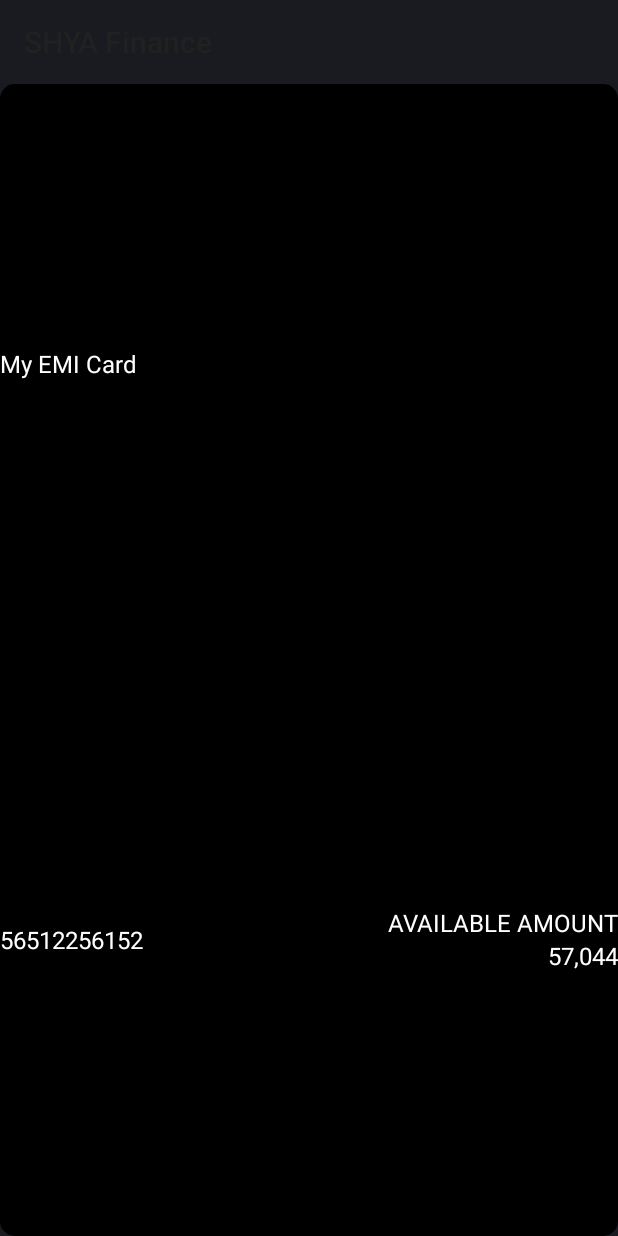
After one commit to Iwishtechnologies/ShyaFinance, an Android app: the layout row_silder.xml on its own in the app's theme, with its tools: preview values and no code run, on a phone screen of 412 x 824 dp. The commit adds this screen. Run offline under Robolectric (Android 15) with nearby library versions, the phone set to English and light mode, and no system bars; Roboto replaces fonts that are not available here.

Commit message:
start new projext

```diff
--- a/app/build.gradle
+++ b/app/build.gradle
@@ -25,10 +25,12 @@ android {
 dependencies {
     implementation fileTree(dir: "libs", include: ["*.jar"])
     implementation 'androidx.appcompat:appcompat:1.1.0'
-    implementation 'com.android.support:design:27.0.0'
+    implementation 'com.android.support:design:29.0.0'
     implementation 'androidx.constraintlayout:constraintlayout:1.1.3'
     testImplementation 'junit:junit:4.12'
     androidTestImplementation 'androidx.test.ext:junit:1.1.1'
     androidTestImplementation 'androidx.test.espresso:espresso-core:3.2.0'
 
+    implementation "com.squareup.okhttp3:okhttp:4.8.1"
+
 }
--- a/app/src/main/java/tech/iwish/shyafinance/config/Config.java
+++ b/app/src/main/java/tech/iwish/shyafinance/config/Config.java
@@ -2,10 +2,11 @@ package tech.iwish.shyafinance.config;
 
 public  class Config {
 
-    public static String url = "http://173.212.229.143:8087/";
+    public static String url = "http://173.212.229.143:8087/api/";
 
 
 
     public static String login = "loginuser";
+    public static String ACCOUNT_DETAILS = "account_details";
 
 }
--- /dev/null
+++ b/app/src/main/res/drawable/silder_card_design.xml
@@ -0,0 +1,7 @@
+<?xml version="1.0" encoding="utf-8"?>
+<shape xmlns:android="http://schemas.android.com/apk/res/android">
+
+    <solid android:color="@color/black"/>
+    <corners android:radius="@dimen/_10sdp"/>
+
+</shape>
--- /dev/null
+++ b/app/src/main/res/layout/row_silder.xml
@@ -0,0 +1,82 @@
+<?xml version="1.0" encoding="utf-8"?>
+<LinearLayout xmlns:android="http://schemas.android.com/apk/res/android"
+    android:layout_width="match_parent"
+    android:layout_height="match_parent"
+    android:background="@drawable/silder_card_design"
+    android:orientation="vertical"
+    android:weightSum="2">
+
+
+    <LinearLayout
+        android:layout_width="match_parent"
+        android:layout_height="wrap_content"
+        android:orientation="horizontal"
+        android:weightSum="2"
+        android:layout_weight="1">
+
+
+        <TextView
+            android:layout_width="0dp"
+            android:layout_height="wrap_content"
+            android:text="My EMI Card"
+            android:textColor="@color/white"
+            android:textSize="@dimen/dimen_16dp"
+            android:layout_gravity="center"
+            android:gravity="center|left"
+            android:layout_weight="1"/>
+
+
+
+    </LinearLayout>
+
+    <LinearLayout
+        android:layout_width="match_parent"
+        android:layout_height="wrap_content"
+        android:orientation="horizontal"
+        android:weightSum="2"
+        android:gravity="bottom"
+        android:layout_gravity="bottom"
+        android:layout_weight="1">
+
+
+        <TextView
+            android:layout_width="0dp"
+            android:layout_height="wrap_content"
+            android:text="56512256152"
+            android:textColor="@color/white"
+            android:textSize="@dimen/_16sdp"
+            android:layout_gravity="center"
+            android:gravity="center|left"
+            android:layout_weight="1"/>
+
+
+        <LinearLayout
+            android:layout_width="wrap_content"
+            android:layout_height="wrap_content"
+            android:orientation="vertical"
+            android:layout_gravity="center"
+            android:gravity="center|right"
+            android:layout_weight="1">
+
+
+            <TextView
+                android:layout_width="wrap_content"
+                android:layout_height="wrap_content"
+                android:text="AVAILABLE AMOUNT"
+                android:textColor="@color/white"
+                android:textSize="@dimen/_16sdp"/>
+
+            <TextView
+                android:layout_width="wrap_content"
+                android:layout_height="wrap_content"
+                android:text="57,044"
+                android:textColor="@color/white"
+                android:textSize="@dimen/_16sdp"/>
+
+        </LinearLayout>
+
+
+    </LinearLayout>
+
+
+</LinearLayout>
```
Also changed, not shown: app/src/main/AndroidManifest.xml (+10 -4 lines), app/src/main/java/tech/iwish/shyafinance/activites/HomeActivity.java (+79 -0 lines), app/src/main/java/tech/iwish/shyafinance/adapter/SilderAdapter.java (added, +47 -0 lines), app/src/main/java/tech/iwish/shyafinance/config/JsonHelper.java (added, +106 -0 lines), app/src/main/res/layout/activity_home.xml (+34 -8 lines), app/src/main/res/layout/row_bottom.xml (added, +37 -0 lines), app/src/main/res/layout/activity_get_otp.xml (line endings or trailing spaces).
